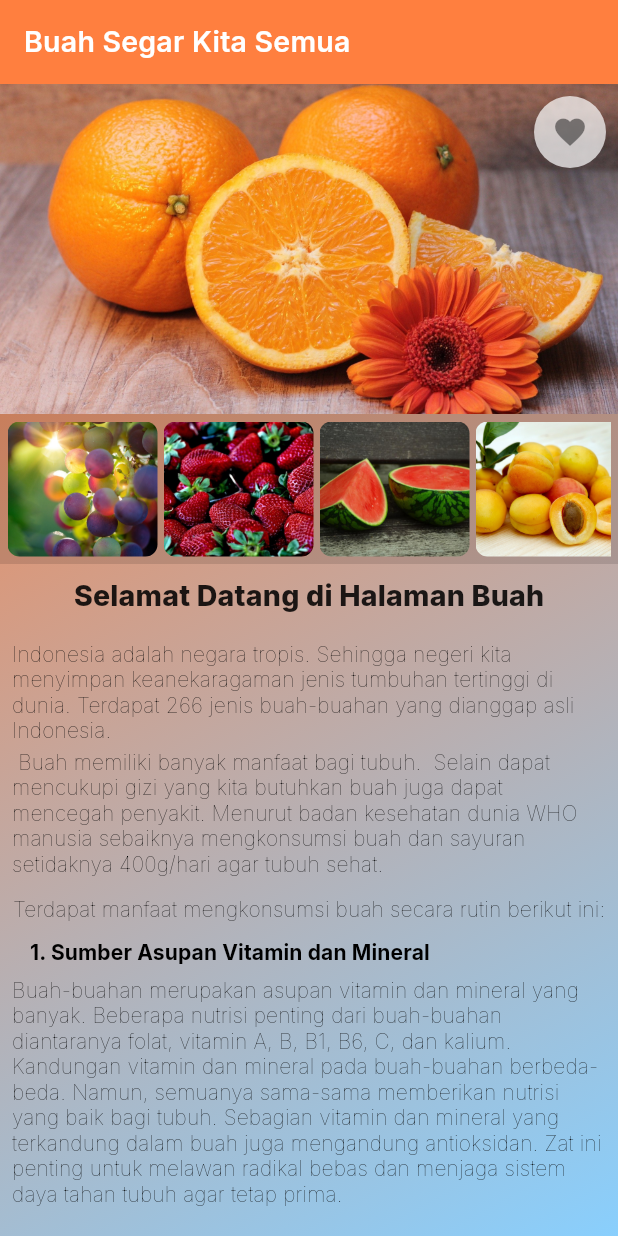
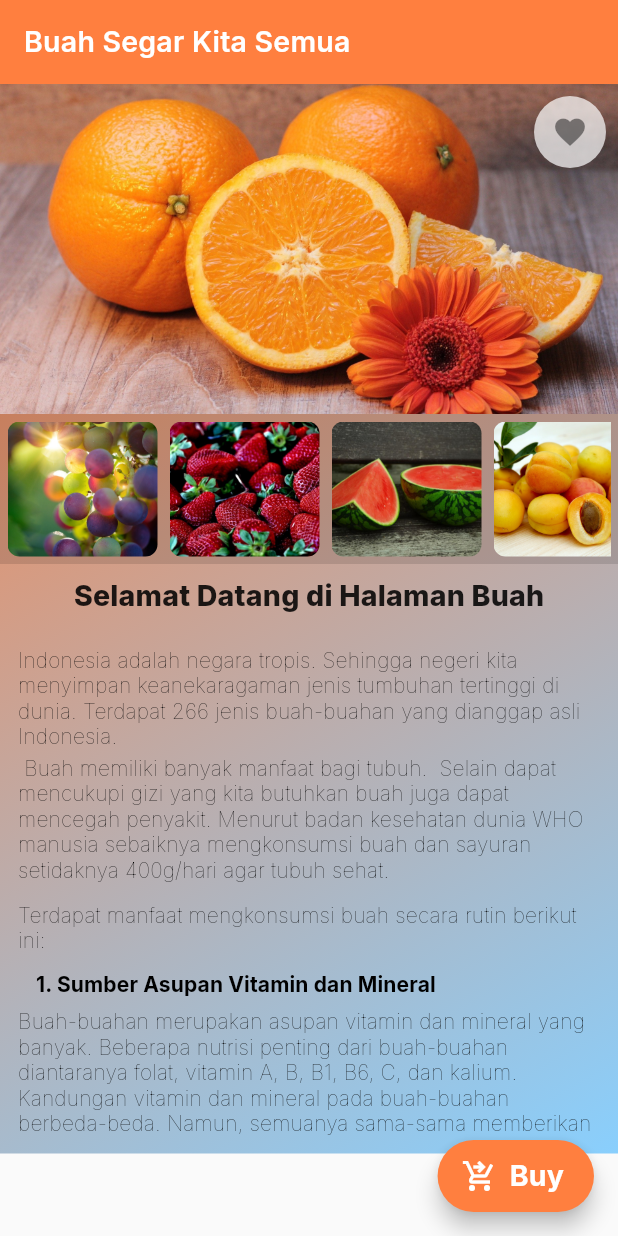
Before and after one commit to AchmadRijalu/DEPD-Assignment, a Flutter app: the screen it shows after launch, on a phone screen of 412 x 824 dp. Run offline on Flutter 3.47's test engine with Material 2 defaults, Android fonts, the phone set to English and light mode, and no system bars; our stand-ins replace google_fonts; missing offline and left inert: scaffold_gradient_background.

Commit message:
assignment 2 partially

```diff
--- a/lib/main.dart
+++ b/lib/main.dart
@@ -1,5 +1,6 @@
 import 'package:flutter/material.dart';
 import 'package:week2dped_assignment/common/styles.dart';
+import 'package:week2dped_assignment/views/form_page.dart';
 import 'package:week2dped_assignment/views/main_content.dart';
 
 import 'model/buah.dart';
@@ -23,8 +24,14 @@ class MyApp extends StatelessWidget {
               onPrimary: secondaryColor,
               secondary: secondaryColor),
           appBarTheme: AppBarTheme(elevation: 0),
+          scrollbarTheme: const ScrollbarThemeData()
+              .copyWith(thumbColor: MaterialStateProperty.all(primaryColor)),
           textTheme: myTextTheme),
-      home: const MainContent(),
+      initialRoute: MainContent.routeNames,
+      routes: {
+        MainContent.routeNames: (context) => MainContent(),
+        FormPage.routeNames: (context) => FormPage()
+      },
     );
   }
 }
--- a/lib/views/main_content.dart
+++ b/lib/views/main_content.dart
@@ -3,6 +3,7 @@ import 'package:flutter/material.dart';
 import 'package:flutter/src/widgets/container.dart';
 import 'package:flutter/src/widgets/framework.dart';
 import 'package:week2dped_assignment/common/styles.dart';
+import 'package:week2dped_assignment/views/form_page.dart';
 import 'package:week2dped_assignment/widgets/Card_ListBuah.dart';
 import 'package:scaffold_gradient_background/scaffold_gradient_background.dart';
 import 'package:week2dped_assignment/widgets/Favorite_Button.dart';
@@ -10,6 +11,7 @@ import 'package:week2dped_assignment/widgets/Favorite_Button.dart';
 import '../model/buah.dart';
 
 class MainContent extends StatefulWidget {
+  static const routeNames = "Menu Page";
   const MainContent({
     super.key,
   });
@@ -30,7 +32,8 @@ class _MainContentState extends State<MainContent> {
             .headline6!
             .copyWith(color: Colors.white, fontWeight: FontWeight.w600),
       )),
-        body: Center(
+      body: SingleChildScrollView(
+        physics: AlwaysScrollableScrollPhysics(),
         child: Container(
           decoration: BoxDecoration(
               gradient: LinearGradient(
@@ -41,9 +44,8 @@ class _MainContentState extends State<MainContent> {
               secondaryColor,
             ],
           )),
-            child: Column(
-                crossAxisAlignment: CrossAxisAlignment.stretch,
-                children: [
+          child:
+              Column(crossAxisAlignment: CrossAxisAlignment.stretch, children: [
             Stack(
               children: [
                 Container(
@@ -91,9 +93,8 @@ class _MainContentState extends State<MainContent> {
             ),
             Container(
               padding: const EdgeInsets.all(10),
-                    child: Row(
-                        mainAxisAlignment: MainAxisAlignment.center,
-                        children: [
+              child:
+                  Row(mainAxisAlignment: MainAxisAlignment.center, children: [
                 Text(
                   "Selamat Datang di Halaman Buah",
                   style: Theme.of(context)!
@@ -103,9 +104,14 @@ class _MainContentState extends State<MainContent> {
                 )
               ]),
             ),
-                  Expanded(
+            Container(
+                height: 350,
+                child: Column(
+                  children: [
+                    Flexible(
                         child: Container(
-                    padding: const EdgeInsets.all(8),
+                      padding: const EdgeInsets.all(12),
+                      child: Scrollbar(
                         child: SingleChildScrollView(
                             physics: BouncingScrollPhysics(),
                             child: Column(
@@ -149,17 +155,20 @@ class _MainContentState extends State<MainContent> {
                                 Container(
                                   width: double.infinity,
                                   child: Column(
-                                  crossAxisAlignment: CrossAxisAlignment.start,
+                                      crossAxisAlignment:
+                                          CrossAxisAlignment.start,
                                       children: [
                                         Container(
-                                      margin: const EdgeInsets.only(left: 12),
+                                          margin:
+                                              const EdgeInsets.only(left: 12),
                                           child: Text(
                                             "1. Sumber Asupan Vitamin dan Mineral",
                                             style: Theme.of(context)!
                                                 .textTheme
                                                 .subtitle2!
                                                 .copyWith(
-                                                fontWeight: FontWeight.bold),
+                                                    fontWeight:
+                                                        FontWeight.bold),
                                           ),
                                         ),
                                         SizedBox(
@@ -178,14 +187,16 @@ class _MainContentState extends State<MainContent> {
                                           height: 12,
                                         ),
                                         Container(
-                                      margin: const EdgeInsets.only(left: 12),
+                                          margin:
+                                              const EdgeInsets.only(left: 12),
                                           child: Text(
                                             "2. Sebagai Asupan Serat Pangan yang Sangat Baik",
                                             style: Theme.of(context)!
                                                 .textTheme
                                                 .subtitle2!
                                                 .copyWith(
-                                                fontWeight: FontWeight.bold),
+                                                    fontWeight:
+                                                        FontWeight.bold),
                                           ),
                                         ),
                                         SizedBox(
@@ -198,16 +209,49 @@ class _MainContentState extends State<MainContent> {
                                                 .textTheme
                                                 .subtitle2!
                                                 .copyWith(
-                                                fontWeight: FontWeight.w100),
+                                                    fontWeight:
+                                                        FontWeight.w100),
                                           ),
-                                    )
+                                        ),
                                       ]),
                                 )
                               ],
                             )),
+                      ),
+                    )),
+                  ],
                 ))
           ]),
         ),
-        ));
+      ),
+      floatingActionButton: FloatingActionButton.extended(
+        backgroundColor: primaryColor,
+        onPressed: (() {
+          // Navigator.pushNamed(context, FormPage.routeNames);
+          Navigator.of(context).push(SecondPageRoute());
+        }),
+        label: Text(
+          "Buy",
+          style: Theme.of(context)!
+              .textTheme
+              .headline6!
+              .copyWith(color: Colors.white, fontWeight: FontWeight.w700),
+        ),
+        icon: Icon(
+          Icons.shopping_cart_checkout_outlined,
+        ),
+      ),
+    );
   }
 }
+
+class SecondPageRoute extends CupertinoPageRoute {
+  SecondPageRoute() : super(builder: (BuildContext context) => new FormPage());
+
+  // OPTIONAL IF YOU WISH TO HAVE SOME EXTRA ANIMATION WHILE ROUTING
+  @override
+  Widget buildPage(BuildContext context, Animation<double> animation,
+      Animation<double> secondaryAnimation) {
+    return new FadeTransition(opacity: animation, child: new FormPage());
+  }
+}
--- a/lib/widgets/Card_ListBuah.dart
+++ b/lib/widgets/Card_ListBuah.dart
@@ -12,7 +12,7 @@ class CardBuah extends StatelessWidget {
   @override
   Widget build(BuildContext context) {
     return Container(
-        margin: const EdgeInsets.only(right: 4),
+        margin: const EdgeInsets.only(right: 8),
         height: 130,
         width: 100,
         decoration: BoxDecoration(
```
Also changed, not shown: lib/views/form_page.dart (added, +216 -0 lines), lib/views/pages.dart (added). Lines whose indentation alone changed are shown as unchanged.
